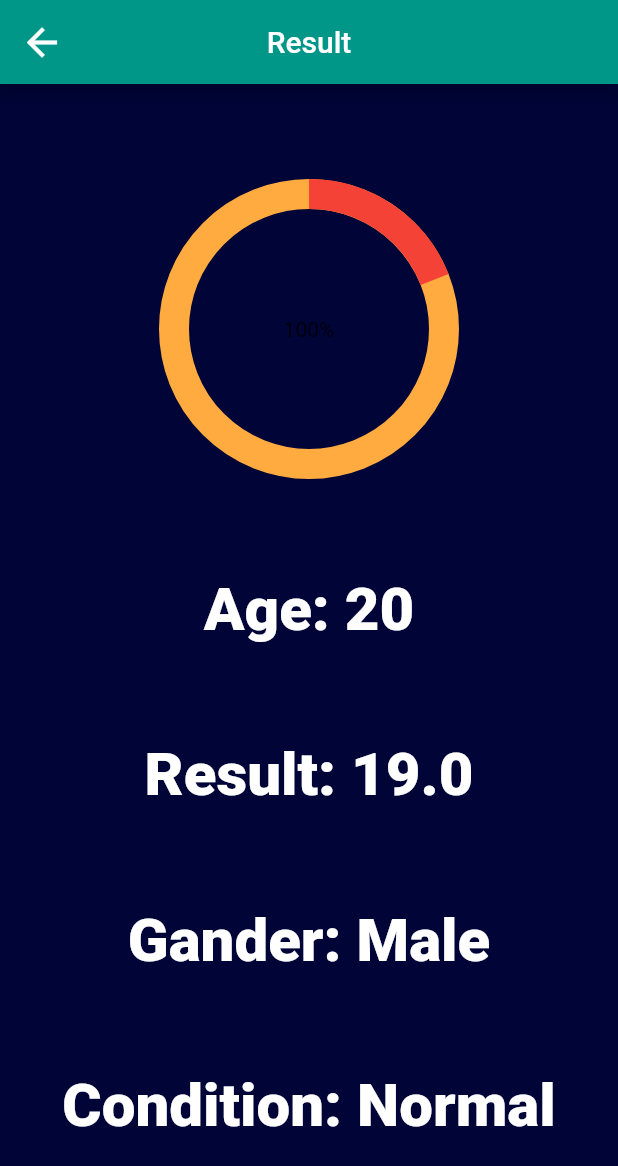
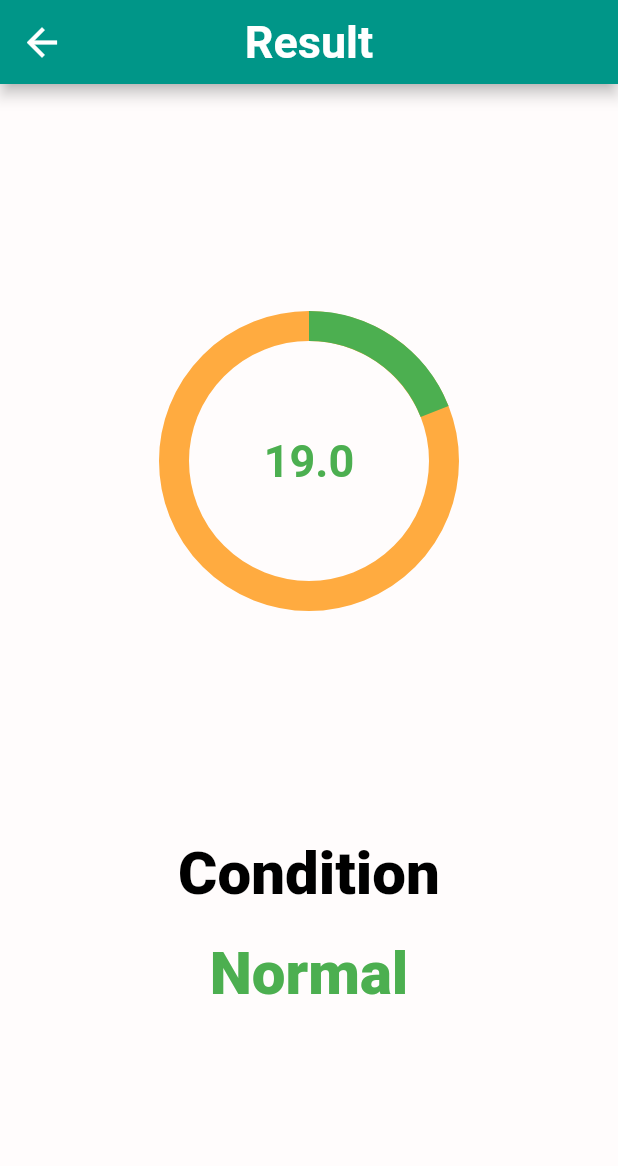
Before and after one commit to swilam202/BMI, a Flutter app: the screen it shows after launch, after a tap on "Calculate", on a phone screen of 412 x 824 dp. Shown: the top 1166 px of the screen. Run offline on Flutter 3.47's test engine with Material 2 defaults, Android fonts, the phone set to English and light mode, and no system bars; drawn by our look-alikes of percent_indicator.

Commit message:
adding the light/dark theme without the switch between them and improvements on the ruslt screen

```diff
--- a/lib/home.dart
+++ b/lib/home.dart
@@ -1,6 +1,7 @@
 import 'package:bmi/result.dart';
 import 'package:flutter/material.dart';
 import 'dart:math';
+import 'main.dart';
 
 class Home extends StatefulWidget {
   @override
@@ -35,12 +36,15 @@ class _HomeState extends State<Home> {
               Icon(
                 (gander == 'male') ? Icons.male : Icons.female,
                 size: 100,
+                color: mode == ThemeMode.dark ? Colors.black : Colors.white,
               ),
               const SizedBox(
                 height: 20,
               ),
               Text((gander == 'male') ? 'Male' : 'Female',
-                  style: Theme.of(context).textTheme.headline4),
+                  style: mode == ThemeMode.light
+                      ? Theme.of(context).textTheme.headline5
+                      : Theme.of(context).textTheme.headline4),
             ],
           ),
         ),
@@ -59,12 +63,16 @@ class _HomeState extends State<Home> {
         child: Column(
           children: [
             Text((ageWeight == 'age') ? 'Age' : 'Weight',
-                style: Theme.of(context).textTheme.headline4),
+                style: mode == ThemeMode.light
+                    ? Theme.of(context).textTheme.headline5
+                    : Theme.of(context).textTheme.headline4),
             Text(
                 (ageWeight == 'age')
                     ? age.toStringAsFixed(0)
                     : weight.toStringAsFixed(1),
-                style: Theme.of(context).textTheme.headline3),
+                style: mode == ThemeMode.light
+                    ? Theme.of(context).textTheme.headline3
+                    : Theme.of(context).textTheme.headline2),
             Row(
               mainAxisAlignment: MainAxisAlignment.center,
               children: [
@@ -112,7 +120,10 @@ class _HomeState extends State<Home> {
       child: Column(
         mainAxisAlignment: MainAxisAlignment.center,
         children: [
-          Text('Height', style: Theme.of(context).textTheme.headline4),
+          Text('Height',
+              style: mode == ThemeMode.light
+                  ? Theme.of(context).textTheme.headline5
+                  : Theme.of(context).textTheme.headline4),
           const SizedBox(
             height: 10,
           ),
@@ -121,15 +132,19 @@ class _HomeState extends State<Home> {
             children: [
               Text(
                 '${height.toInt()}',
-                style: const TextStyle(
+                style: TextStyle(
                     fontSize: 45,
                     fontWeight: FontWeight.w900,
-                    color: Colors.white),
+                    color:
+                        mode == ThemeMode.light ? Colors.white : Colors.black),
               ),
               const SizedBox(
                 width: 8,
               ),
-              Text('cm', style: Theme.of(context).textTheme.headline4),
+              Text('cm',
+                  style: mode == ThemeMode.light
+                      ? Theme.of(context).textTheme.headline5
+                      : Theme.of(context).textTheme.headline4),
             ],
           ),
           Slider(
@@ -151,10 +166,15 @@ class _HomeState extends State<Home> {
   Widget build(BuildContext context) {
     return Scaffold(
       appBar: AppBar(
-        title: const Text('Body Mass Index'),
+        title: Text(
+          'Body Mass Index',
+          style: TextStyle(
+              color: mode == ThemeMode.light ? Colors.white : Colors.black,
+              fontSize: 30,
+              fontWeight: FontWeight.bold),
+        ),
         centerTitle: true,
         backgroundColor: Colors.teal,
-        elevation: 7,
         shadowColor: Colors.white,
       ),
       body: Padding(
@@ -211,7 +231,8 @@ class _HomeState extends State<Home> {
                   ),
                 ),
                 backgroundColor: MaterialStateProperty.all(Colors.teal),
-                foregroundColor: MaterialStateProperty.all(Colors.black),
+                foregroundColor: MaterialStateProperty.all(
+                    mode == ThemeMode.light ? Colors.white : Colors.black),
                 textStyle: MaterialStateProperty.all(
                     TextStyle(fontWeight: FontWeight.bold, fontSize: 25)),
               ),
--- a/lib/main.dart
+++ b/lib/main.dart
@@ -1,6 +1,8 @@
 import 'package:bmi/result.dart';
 import 'package:flutter/material.dart';
 import 'home.dart';
+
+ThemeMode mode = ThemeMode.light;
 
 void main() => runApp(MyApp());
 
@@ -8,16 +10,24 @@ class MyApp extends StatelessWidget {
   @override
   Widget build(BuildContext context) {
     return MaterialApp(
+      darkTheme: ThemeData(
+        canvasColor: Colors.black38,
+      ),
+      themeMode: mode,
       theme: ThemeData(
-        canvasColor: Colors.black,
+        canvasColor: Color.fromRGBO(255, 252, 252, 1.0),
         textTheme: const TextTheme(
+          headline2: TextStyle(
+              fontSize: 40, fontWeight: FontWeight.w900, color: Colors.black),
           headline3: TextStyle(
               fontSize: 40, fontWeight: FontWeight.w900, color: Colors.white),
           headline4: TextStyle(
               fontSize: 30, fontWeight: FontWeight.bold, color: Colors.black),
+          headline5: TextStyle(
+              fontSize: 30, fontWeight: FontWeight.bold, color: Colors.white),
         ),
-        iconTheme: const IconThemeData(
-          color: Colors.white,
+        iconTheme: IconThemeData(
+          color: mode == ThemeMode.dark ? Colors.black : Colors.white,
           size: 30,
         ),
       ),
--- a/lib/result.dart
+++ b/lib/result.dart
@@ -1,5 +1,6 @@
 import 'package:flutter/material.dart';
 import 'package:percent_indicator/percent_indicator.dart';
+import 'main.dart';
 
 class Result extends StatelessWidget {
   const Result({required this.age, required this.isMale, required this.result});
@@ -22,18 +23,39 @@ class Result extends StatelessWidget {
     return bmiTxt;
   }
 
+  Color get condtionccolor {
+    late Color condition;
+    if (bmi == 'Obese')
+      condition = Color.fromRGBO(122, 0, 0, 1.0);
+    else if (bmi == 'Overweight')
+      condition = Colors.red;
+    else if (bmi == 'Normal')
+      condition = Colors.green;
+    else
+      condition = Colors.yellow;
+    return condition;
+  }
+
   @override
   Widget build(BuildContext context) {
     return Scaffold(
       appBar: AppBar(
-        title: const Text('Result'),
+        title: Text(
+          'Result',
+          style: TextStyle(
+              color: mode == ThemeMode.dark ? Colors.black : Colors.white,
+              fontSize: 30,
+              fontWeight: FontWeight.bold),
+        ),
         backgroundColor: Colors.teal,
         centerTitle: true,
       ),
       body: Center(
         child: Container(
           width: double.infinity,
-          color: Color.fromRGBO(0, 4, 55, 1),
+          color: mode == ThemeMode.light
+              ? Color.fromRGBO(255, 252, 252, 1.0)
+              : Color.fromRGBO(0, 4, 55, 1),
           child: Column(
             mainAxisAlignment: MainAxisAlignment.spaceEvenly,
             children: [
@@ -41,29 +63,43 @@ class Result extends StatelessWidget {
                 radius: 100,
                 lineWidth: 20,
                 percent: result / 100,
-                center: Text("100%"),
+                center: Text(
+                  result.toStringAsFixed(1),
+                  style: TextStyle(
+                      color: condtionccolor,
+                      fontWeight: FontWeight.bold,
+                      fontSize: 30),
+                ),
                 animation: true,
-                progressColor: Colors.red,
+                progressColor: condtionccolor,
                 animationDuration: 2000,
                 backgroundColor: Colors.orangeAccent,
               ),
-              Text(
-                'Age: $age',
-                style: Theme.of(context).textTheme.headline3,
-              ),
-              Text(
-                'Result: ${result.toStringAsFixed(1)}',
-                style: Theme.of(context).textTheme.headline3,
-              ),
-              Text(
-                'Gander: ${isMale ? 'Male' : 'Female'}',
-                style: Theme.of(context).textTheme.headline3,
-              ),
-              Text(
-                'Condition: $bmi',
-                textAlign: TextAlign.center,
-                style: Theme.of(context).textTheme.headline3,
-              ),
+              Column(
+                children: [
+                  Text(
+                    'Condition',
+                    textAlign: TextAlign.center,
+                    style: TextStyle(
+                        color: mode == ThemeMode.light
+                            ? Colors.black
+                            : Colors.white,
+                        fontSize: 40,
+                        fontWeight: FontWeight.w900),
+                  ),
+                  const SizedBox(
+                    height: 20,
+                  ),
+                  Text(
+                    '$bmi',
+                    textAlign: TextAlign.center,
+                    style: TextStyle(
+                        color: condtionccolor,
+                        fontSize: 40,
+                        fontWeight: FontWeight.w900),
+                  ),
+                ],
+              )
             ],
           ),
         ),
```
